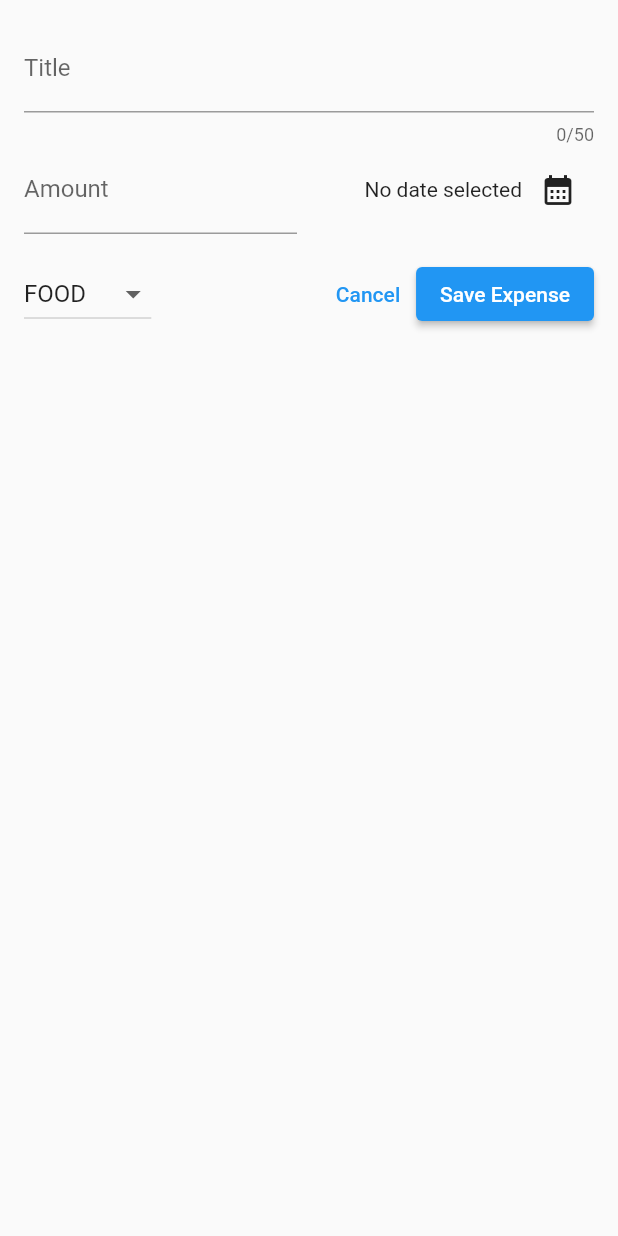
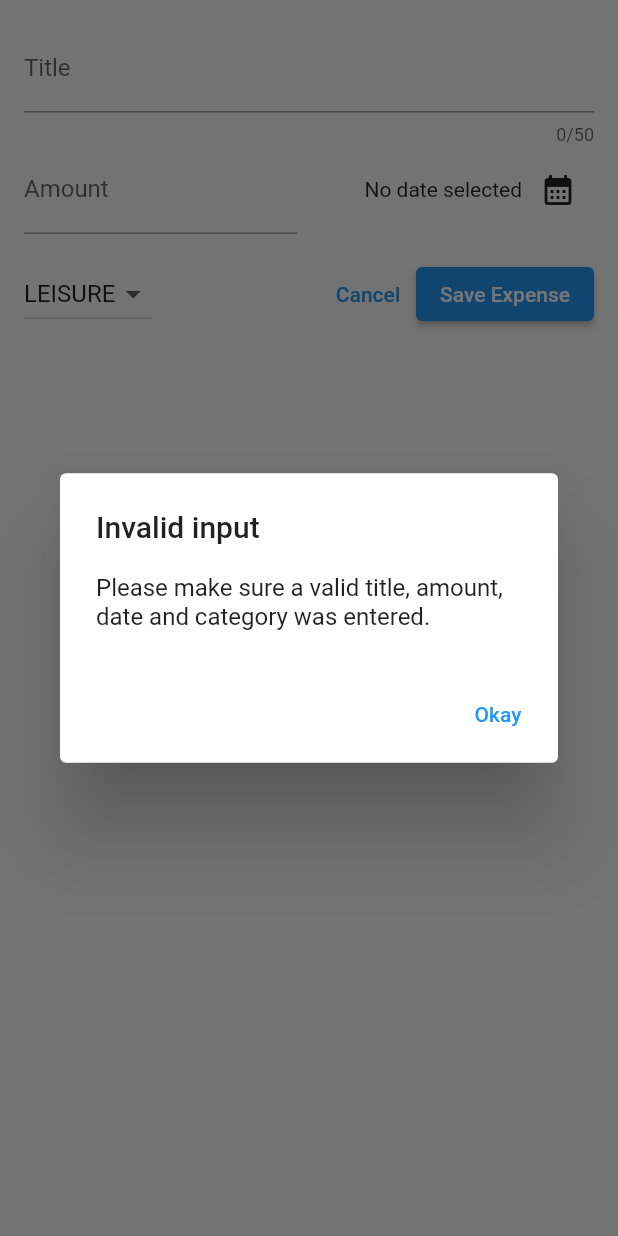
Before and after one commit to Demetre-Panjakidze/expense_tracker, a Flutter app: the NewExpense widget shown alone on an empty page, opened directly, after a tap on "Save Expense", on a phone screen of 412 x 824 dp. Run offline on Flutter 3.47's test engine with Material 2 defaults, Android fonts, the phone set to English and light mode, and no system bars.

Commit message:
Form done

```diff
--- a/lib/widgets/new_expense.dart
+++ b/lib/widgets/new_expense.dart
@@ -14,7 +14,7 @@ class _NewExpenseState extends State<NewExpense> {
   final _titleController = TextEditingController();
   final _amountController = TextEditingController();
   DateTime? _selectedDate;
-  Category _selectedCategory = Category.food;
+  Category _selectedCategory = Category.leisure;
 
   void _presentDatePicker() async {
     final now = DateTime.now();
@@ -28,6 +28,32 @@ class _NewExpenseState extends State<NewExpense> {
     setState(() {
       _selectedDate = pickedDate;
     });
+  }
+
+  void _submitExpenseData() {
+    final enteredAmount = double.tryParse(_amountController.text);
+    final amountIsInvalid = enteredAmount == null || enteredAmount <= 0;
+    if (_titleController.text.trim().isEmpty ||
+        amountIsInvalid ||
+        _selectedDate == null) {
+      showDialog(
+        context: context,
+        builder: (ctx) => AlertDialog(
+          title: const Text('Invalid input'),
+          content: const Text(
+            'Please make sure a valid title, amount, date and category was entered.',
+          ),
+          actions: [
+            TextButton(
+                onPressed: () {
+                  Navigator.pop(ctx);
+                },
+                child: const Text('Okay')),
+          ],
+        ),
+      );
+      return;
+    }
   }
 
   @override
@@ -84,7 +110,7 @@ class _NewExpenseState extends State<NewExpense> {
               )
             ],
           ),
-          SizedBox(
+          const SizedBox(
             height: 16,
           ),
           Row(
@@ -118,10 +144,7 @@ class _NewExpenseState extends State<NewExpense> {
                 child: const Text('Cancel'),
               ),
               ElevatedButton(
-                onPressed: () {
-                  print(_titleController.text);
-                  print(_amountController.text);
-                },
+                onPressed: _submitExpenseData,
                 child: const Text('Save Expense'),
               ),
             ],
```
